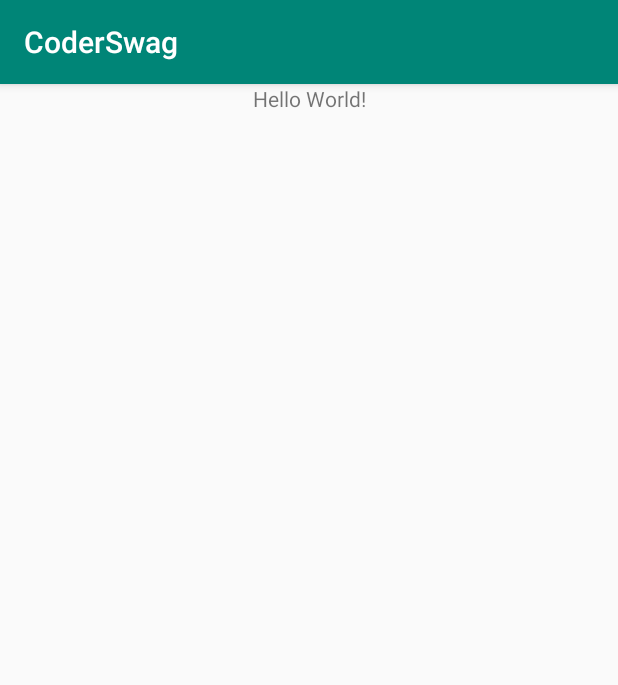
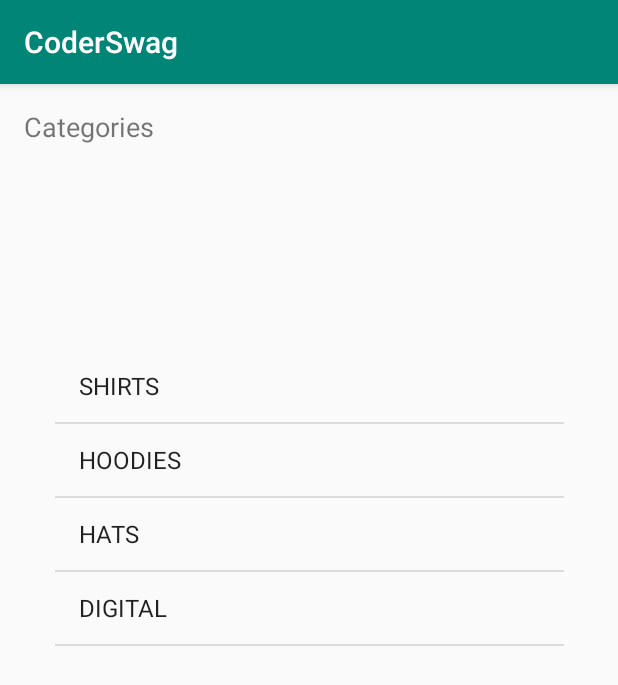
Before and after one commit to biggalactis/CoderSwag, an Android app: the screen it shows after launch (MainActivity), on a phone screen of 412 x 824 dp. Shown: the top 685 px of the screen. Run offline under Robolectric (Android 15) with nearby library versions, the phone set to English and light mode, and no system bars.

Commit message:
lesson61 finished

```diff
--- a/app/src/main/java/com/example/coderswag/Controller/MainActivity.kt
+++ b/app/src/main/java/com/example/coderswag/Controller/MainActivity.kt
@@ -2,12 +2,24 @@ package com.example.coderswag.Controller
 
 import androidx.appcompat.app.AppCompatActivity
 import android.os.Bundle
+import android.widget.ArrayAdapter
+import com.example.coderswag.Model.Category
 import com.example.coderswag.R
+import com.example.coderswag.Services.DataService
+import kotlinx.android.synthetic.main.activity_main.*
 
 class MainActivity : AppCompatActivity() {
+
+    lateinit var adapter : ArrayAdapter<Category>
 
     override fun onCreate(savedInstanceState: Bundle?) {
         super.onCreate(savedInstanceState)
         setContentView(R.layout.activity_main)
+
+        adapter = ArrayAdapter(this,
+            android.R.layout.simple_list_item_1,
+            DataService.categories)
+
+        categoryListView.adapter = adapter
     }
 }
--- a/app/src/main/java/com/example/coderswag/Model/Category.kt
+++ b/app/src/main/java/com/example/coderswag/Model/Category.kt
@@ -1,3 +1,7 @@
 package com.example.coderswag.Model
 
-class Category(val title: String, val image: String)
+class Category(val title: String, val image: String) {
+    override fun toString(): String {
+        return title
+    }
+}
--- a/app/src/main/res/layout/activity_main.xml
+++ b/app/src/main/res/layout/activity_main.xml
@@ -7,11 +7,27 @@
     tools:context=".Controller.MainActivity">
 
     <TextView
+        android:id="@+id/textView"
         android:layout_width="wrap_content"
         android:layout_height="wrap_content"
-        android:text="Hello World!"
-        app:layout_constraintLeft_toLeftOf="parent"
-        app:layout_constraintRight_toRightOf="parent"
+        android:layout_marginStart="16dp"
+        android:layout_marginTop="16dp"
+        android:text="Categories"
+        android:textSize="18sp"
+        app:layout_constraintStart_toStartOf="parent"
         app:layout_constraintTop_toTopOf="parent" />
 
+    <ListView
+        android:id="@+id/categoryListView"
+        android:layout_width="339dp"
+        android:layout_height="454dp"
+        android:layout_marginStart="8dp"
+        android:layout_marginTop="8dp"
+        android:layout_marginEnd="8dp"
+        android:layout_marginBottom="8dp"
+        app:layout_constraintBottom_toBottomOf="parent"
+        app:layout_constraintEnd_toEndOf="parent"
+        app:layout_constraintStart_toStartOf="parent"
+        app:layout_constraintTop_toBottomOf="@+id/textView" />
+
 </androidx.constraintlayout.widget.ConstraintLayout>
```
Also changed, not shown: app/src/main/res/layout/category_list_item.xml (added, +35 -0 lines).
